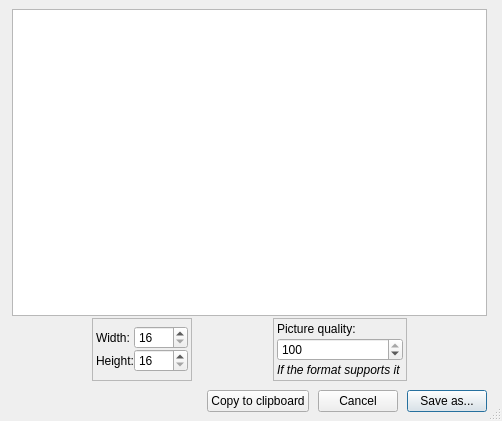
First picture: the form in library/tulip-gui/designer/SnapshotDialog.ui, repository vadivelselvaraj/TulipGLImprovement, before the edit.
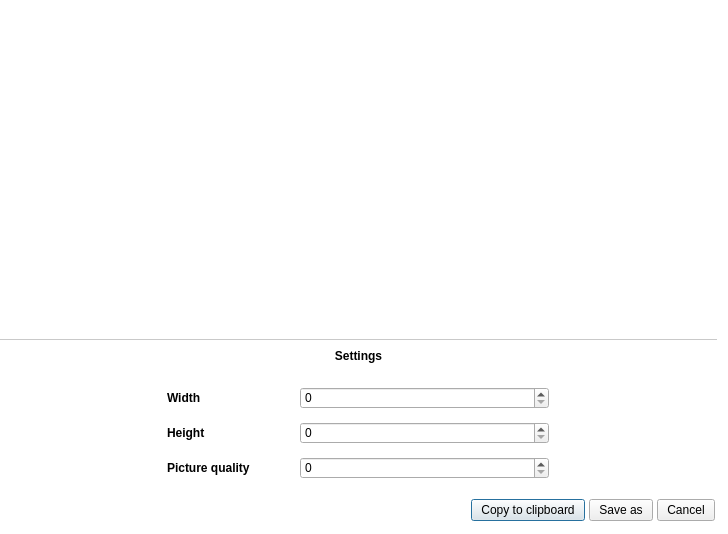
Second picture: the form after the edit. Icons and pictures are not drawn.

Commit message: [ Mantis #0004861 ] Some polish on snapshot dialog UI

```diff
--- a/library/tulip-gui/designer/SnapshotDialog.ui
+++ b/library/tulip-gui/designer/SnapshotDialog.ui
@@ -9,340 +9,320 @@
    <rect>
     <x>0</x>
     <y>0</y>
-    <width>502</width>
-    <height>421</height>
+    <width>728</width>
+    <height>534</height>
    </rect>
   </property>
-  <property name="sizePolicy">
-   <sizepolicy hsizetype="Fixed" vsizetype="Fixed">
-    <horstretch>0</horstretch>
-    <verstretch>0</verstretch>
-   </sizepolicy>
-  </property>
-  <property name="minimumSize">
-   <size>
-    <width>0</width>
-    <height>0</height>
-   </size>
-  </property>
-  <property name="maximumSize">
-   <size>
-    <width>1000</width>
-    <height>1000</height>
-   </size>
-  </property>
   <property name="windowTitle">
    <string>Snapshot</string>
   </property>
-  <property name="sizeGripEnabled">
-   <bool>true</bool>
+  <property name="windowIcon">
+   <iconset resource="../resources/TulipGUIResource.qrc">
+    <normaloff>:/tulip/gui/icons/logo32x32.png</normaloff>:/tulip/gui/icons/logo32x32.png</iconset>
   </property>
-  <property name="modal">
-   <bool>true</bool>
+  <property name="styleSheet">
+   <string notr="true">QPushButton, QComboBox {
+border-image: url(:/tulip/gui/ui/btn_26.png) 4;
+border-width: 4;
+padding: 0px 6px;
+font-size: 12px;
+}
+#SnapshotDialogData{
+background-color:white;
+}
+
+QPushButton::flat {
+border-image: none;
+border-width: 4;
+padding: 0px 6px;
+font-size: 12px;
+background-color: transparent;
+}
+
+QPushButton, QComboBox, QLabel {
+color: black;
+}
+
+QPushButton:hover, QComboBox:hover {
+border-image: url(:/tulip/gui/ui/btn_26_hover.png) 4;
+}
+
+QPushButton:disabled, QComboBox::disabled {
+color:gray;
+}
+
+QPushButton:pressed{
+border-image: url(:/tulip/gui/ui/btn_26_pressed.png) 4;
+}
+
+QPushButton::menu-indicator{
+subcontrol-origin: margin;
+subcontrol-position: center right;
+right: 4px;
+}
+
+QPushButton {
+outline: none;
+margin: 2
+}
+
+QComboBox::down-arrow {
+image: url(:/tulip/gui/ui/combobox_arrow.png);
+}
+
+QComboBox:drop-down {
+subcontrol-origin: padding;
+subcontrol-position: top right;
+border-left-style: none; 
+border-top-right-radius: 1px;
+border-bottom-right-radius: 1px;
+}
+
+QSplitter::handle {
+background-color: #C0C0C0;
+border-width:0px;
+}
+
+QFrame[ bottomFrame = &quot;true&quot; ] * {
+color: white;
+font: bold 11px;
+}
+
+QFrame[ bottomFrame = &quot;true&quot; ] {
+border-top: 1px solid black;
+border-bottom: 1px solid rgba(117,117,117,255);
+border-right: 1px solid rgba(117,117,117,255);
+border-left: 0px;
+background-color: qlineargradient(spread:pad, x1:0, y1:0, x2:, y2:1, 
+stop:0 rgb(75,75,75),
+stop:1 rgb(60, 60, 60));
+}
+
+QFrame[ bottomFrame = &quot;true&quot; ] QPushButton {
+border: 0px;
+border-image: none;
+}
+
+QFrame[ bottomFrame = &quot;true&quot; ] QPushButton:hover {
+border: 0px;
+border-image: none;
+background-color: qlineargradient(spread:pad, x1:0, y1:0, x2:, y2:1, 
+stop:0 rgb(85,85,85),
+stop:1 rgb(70, 70, 70));
+}
+
+QFrame[ bottomFrame = &quot;true&quot; ] QPushButton:pressed, QFrame[ bottomFrame = &quot;true&quot; ] .QPushButton:checked {
+border: 0px;
+border-image: none;
+background-color: qlineargradient(spread:pad, x1:0, y1:0, x2:, y2:1, 
+stop:0 rgb(105,105,105),
+stop:1 rgb(90, 90, 90));
+}
+QAbstractItemView {
+background-color: white;
+}</string>
   </property>
-  <layout class="QGridLayout" name="gridLayout">
-   <property name="leftMargin">
-    <number>3</number>
-   </property>
-   <property name="topMargin">
-    <number>0</number>
-   </property>
-   <property name="rightMargin">
-    <number>6</number>
-   </property>
-   <property name="bottomMargin">
-    <number>0</number>
-   </property>
+  <layout class="QVBoxLayout" name="verticalLayout">
    <property name="spacing">
     <number>0</number>
    </property>
-   <item row="0" column="0">
-    <layout class="QVBoxLayout" name="verticalLayout_5">
-     <property name="spacing">
-      <number>9</number>
+   <property name="leftMargin">
+    <number>0</number>
+   </property>
+   <item>
+    <widget class="QGraphicsView" name="graphicsView">
+     <property name="styleSheet">
+      <string notr="true">QGraphicsView {
+border: 0px;
+border-bottom: 1px solid #C9C9C9;
+}</string>
      </property>
-     <property name="margin">
-      <number>9</number>
+     <property name="frameShape">
+      <enum>QFrame::NoFrame</enum>
      </property>
-     <item>
-      <layout class="QVBoxLayout" name="verticalLayout">
-       <property name="spacing">
-        <number>6</number>
-       </property>
-       <item>
-        <layout class="QHBoxLayout" name="horizontalLayout">
-         <property name="spacing">
-          <number>2</number>
-         </property>
-         <item>
-          <layout class="QVBoxLayout" name="verticalLayout_3">
-           <property name="spacing">
-            <number>2</number>
+    </widget>
+   </item>
+   <item>
+    <widget class="QFrame" name="frame">
+     <property name="styleSheet">
+      <string notr="true">QLabel {
+font: bold;
+}</string>
+     </property>
+     <layout class="QVBoxLayout" name="verticalLayout_2">
+      <property name="spacing">
+       <number>15</number>
+      </property>
+      <item>
+       <widget class="QLabel" name="label_4">
+        <property name="text">
+         <string>Settings</string>
+        </property>
+        <property name="alignment">
+         <set>Qt::AlignCenter</set>
+        </property>
+       </widget>
+      </item>
+      <item>
+       <layout class="QHBoxLayout" name="horizontalLayout_2">
+        <property name="spacing">
+         <number>0</number>
+        </property>
+        <item>
+         <widget class="QFrame" name="formFrame_2">
+          <property name="sizePolicy">
+           <sizepolicy hsizetype="Maximum" vsizetype="Preferred">
+            <horstretch>0</horstretch>
+            <verstretch>0</verstretch>
+           </sizepolicy>
+          </property>
+          <property name="minimumSize">
+           <size>
+            <width>400</width>
+            <height>0</height>
+           </size>
+          </property>
+          <layout class="QFormLayout" name="formLayout_2">
+           <property name="fieldGrowthPolicy">
+            <enum>QFormLayout::ExpandingFieldsGrow</enum>
            </property>
-           <item>
-            <widget class="QGraphicsView" name="graphicsView">
+           <property name="labelAlignment">
+            <set>Qt::AlignLeading|Qt::AlignLeft|Qt::AlignVCenter</set>
+           </property>
+           <property name="horizontalSpacing">
+            <number>50</number>
+           </property>
+           <property name="verticalSpacing">
+            <number>13</number>
+           </property>
+           <item row="0" column="0">
+            <widget class="QLabel" name="label">
+             <property name="text">
+              <string>Width</string>
+             </property>
+            </widget>
+           </item>
+           <item row="0" column="1">
+            <widget class="QSpinBox" name="widthSpinBox">
              <property name="sizePolicy">
-              <sizepolicy hsizetype="Expanding" vsizetype="Expanding">
+              <sizepolicy hsizetype="Expanding" vsizetype="Fixed">
                <horstretch>0</horstretch>
                <verstretch>0</verstretch>
               </sizepolicy>
              </property>
              <property name="minimumSize">
               <size>
-               <width>0</width>
+               <width>80</width>
                <height>0</height>
               </size>
              </property>
              <property name="maximumSize">
               <size>
-               <width>1000</width>
-               <height>1000</height>
+               <width>300</width>
+               <height>16777215</height>
               </size>
              </property>
             </widget>
            </item>
-           <item>
-            <layout class="QVBoxLayout" name="verticalLayout_2">
-             <property name="spacing">
-              <number>2</number>
+           <item row="1" column="1">
+            <widget class="QSpinBox" name="heightSpinBox">
+             <property name="sizePolicy">
+              <sizepolicy hsizetype="Expanding" vsizetype="Fixed">
+               <horstretch>0</horstretch>
+               <verstretch>0</verstretch>
+              </sizepolicy>
              </property>
-             <item>
-              <layout class="QHBoxLayout" name="horizontalLayout_5">
-               <property name="spacing">
-                <number>0</number>
-               </property>
-               <item>
-                <spacer name="horizontalSpacer_3">
-                 <property name="orientation">
-                  <enum>Qt::Horizontal</enum>
-                 </property>
-                 <property name="sizeHint" stdset="0">
-                  <size>
-                   <width>40</width>
-                   <height>20</height>
-                  </size>
-                 </property>
-                </spacer>
-               </item>
-               <item>
-                <widget class="QFrame" name="frame">
-                 <property name="frameShape">
-                  <enum>QFrame::StyledPanel</enum>
-                 </property>
-                 <property name="frameShadow">
-                  <enum>QFrame::Raised</enum>
-                 </property>
-                 <layout class="QGridLayout" name="gridLayout_2">
-                  <property name="margin">
-                   <number>3</number>
-                  </property>
-                  <property name="spacing">
-                   <number>0</number>
-                  </property>
-                  <item row="0" column="0">
-                   <layout class="QHBoxLayout" name="horizontalLayout_6">
-                    <property name="spacing">
-                     <number>2</number>
-                    </property>
-                    <item>
-                     <layout class="QVBoxLayout" name="verticalLayout_4">
-                      <property name="spacing">
-                       <number>0</number>
-                      </property>
-                      <item>
-                       <layout class="QHBoxLayout" name="horizontalLayout_2">
-                        <item>
-                         <widget class="QLabel" name="label">
-                          <property name="text">
-                           <string>Width:</string>
-                          </property>
-                         </widget>
-                        </item>
-                        <item>
-                         <widget class="QSpinBox" name="widthSpinBox">
-                          <property name="minimum">
-                           <number>16</number>
-                          </property>
-                          <property name="maximum">
-                           <number>4192</number>
-                          </property>
-                         </widget>
-                        </item>
-                       </layout>
-                      </item>
-                      <item>
-                       <layout class="QHBoxLayout" name="horizontalLayout_3">
-                        <item>
-                         <widget class="QLabel" name="label_2">
-                          <property name="text">
-                           <string>Height:</string>
-                          </property>
-                         </widget>
-                        </item>
-                        <item>
-                         <widget class="QSpinBox" name="heightSpinBox">
-                          <property name="minimum">
-                           <number>16</number>
-                          </property>
-                          <property name="maximum">
-                           <number>4192</number>
-                          </property>
-                         </widget>
-                        </item>
-                       </layout>
-                      </item>
-                     </layout>
-                    </item>
-                   </layout>
-                  </item>
-                  <item row="0" column="1">
-                   <layout class="QVBoxLayout" name="lockLayout"/>
-                  </item>
-                 </layout>
-                </widget>
-               </item>
-               <item>
-                <spacer name="horizontalSpacer_4">
-                 <property name="orientation">
-                  <enum>Qt::Horizontal</enum>
-                 </property>
-                 <property name="sizeHint" stdset="0">
-                  <size>
-                   <width>40</width>
-                   <height>20</height>
-                  </size>
-                 </property>
-                </spacer>
-               </item>
-               <item>
-                <widget class="QFrame" name="frame_2">
-                 <property name="frameShape">
-                  <enum>QFrame::StyledPanel</enum>
-                 </property>
-                 <property name="frameShadow">
-                  <enum>QFrame::Raised</enum>
-                 </property>
-                 <layout class="QGridLayout" name="gridLayout_3">
-                  <property name="margin">
-                   <number>3</number>
-                  </property>
-                  <property name="spacing">
-                   <number>0</number>
-                  </property>
-                  <item row="1" column="0">
-                   <layout class="QVBoxLayout" name="verticalLayout_6">
-                    <property name="spacing">
-                     <number>2</number>
-                    </property>
-                    <item>
-                     <widget class="QLabel" name="label_4">
-                      <property name="text">
-                       <string>Picture quality:</string>
-                      </property>
-                      <property name="textFormat">
-                       <enum>Qt::AutoText</enum>
-                      </property>
-                     </widget>
-                    </item>
-                    <item>
-                     <widget class="QSpinBox" name="qualitySpinBox">
-                      <property name="maximum">
-                       <number>100</number>
-                      </property>
-                      <property name="value">
-                       <number>100</number>
-                      </property>
-                     </widget>
-                    </item>
-                    <item>
-                     <widget class="QLabel" name="label_5">
-                      <property name="text">
-                       <string>&lt;!DOCTYPE HTML PUBLIC &quot;-//W3C//DTD HTML 4.0//EN&quot; &quot;http://www.w3.org/TR/REC-html40/strict.dtd&quot;&gt;
-&lt;html&gt;&lt;head&gt;&lt;meta name=&quot;qrichtext&quot; content=&quot;1&quot; /&gt;&lt;style type=&quot;text/css&quot;&gt;
-p, li { white-space: pre-wrap; }
-&lt;/style&gt;&lt;/head&gt;&lt;body style=&quot; font-family:'Ubuntu'; font-size:11pt; font-weight:400; font-style:normal;&quot;&gt;
-&lt;p style=&quot; margin-top:0px; margin-bottom:0px; margin-left:0px; margin-right:0px; -qt-block-indent:0; text-indent:0px;&quot;&gt;&lt;span style=&quot; font-size:9pt; font-style:italic;&quot;&gt;If the format supports it &lt;/span&gt;&lt;/p&gt;&lt;/body&gt;&lt;/html&gt;</string>
-                      </property>
-                     </widget>
-                    </item>
-                   </layout>
-                  </item>
-                 </layout>
-                </widget>
-               </item>
-               <item>
-                <spacer name="horizontalSpacer_2">
-                 <property name="orientation">
-                  <enum>Qt::Horizontal</enum>
-                 </property>
-                 <property name="sizeHint" stdset="0">
-                  <size>
-                   <width>40</width>
-                   <height>20</height>
-                  </size>
-                 </property>
-                </spacer>
-               </item>
-              </layout>
-             </item>
-            </layout>
+             <property name="minimumSize">
+              <size>
+               <width>80</width>
+               <height>0</height>
+              </size>
+             </property>
+             <property name="maximumSize">
+              <size>
+               <width>300</width>
+               <height>16777215</height>
+              </size>
+             </property>
+            </widget>
            </item>
-           <item>
-            <layout class="QHBoxLayout" name="horizontalLayout_4">
-             <property name="spacing">
-              <number>2</number>
+           <item row="2" column="0">
+            <widget class="QLabel" name="label_3">
+             <property name="text">
+              <string>Picture quality</string>
              </property>
-            </layout>
+            </widget>
+           </item>
+           <item row="2" column="1">
+            <widget class="QSpinBox" name="qualitySpinBox">
+             <property name="sizePolicy">
+              <sizepolicy hsizetype="Expanding" vsizetype="Fixed">
+               <horstretch>0</horstretch>
+               <verstretch>0</verstretch>
+              </sizepolicy>
+             </property>
+             <property name="maximumSize">
+              <size>
+               <width>300</width>
+               <height>16777215</height>
+              </size>
+             </property>
+            </widget>
+           </item>
+           <item row="1" column="0">
+            <widget class="QLabel" name="label_2">
+             <property name="text">
+              <string>Height</string>
+             </property>
+            </widget>
            </item>
           </layout>
-         </item>
-        </layout>
-       </item>
-      </layout>
+         </widget>
+        </item>
+       </layout>
+      </item>
+     </layout>
+    </widget>
+   </item>
+   <item>
+    <layout class="QHBoxLayout" name="horizontalLayout">
+     <item>
+      <spacer name="horizontalSpacer">
+       <property name="orientation">
+        <enum>Qt::Horizontal</enum>
+       </property>
+       <property name="sizeHint" stdset="0">
+        <size>
+         <width>40</width>
+         <height>20</height>
+        </size>
+       </property>
+      </spacer>
      </item>
      <item>
-      <layout class="QHBoxLayout" name="horizontalLayout_8">
-       <item>
-        <spacer name="horizontalSpacer">
-         <property name="orientation">
-          <enum>Qt::Horizontal</enum>
-         </property>
-         <property name="sizeHint" stdset="0">
-          <size>
-           <width>40</width>
-           <height>20</height>
-          </size>
-         </property>
-        </spacer>
-       </item>
-       <item>
-        <widget class="QPushButton" name="copybutton">
-         <property name="text">
-          <string>Copy to clipboard</string>
-         </property>
-        </widget>
-       </item>
-       <item>
-        <widget class="QPushButton" name="cancelButton">
-         <property name="text">
-          <string>Cancel</string>
-         </property>
-        </widget>
-       </item>
-       <item>
-        <widget class="QPushButton" name="okButton">
-         <property name="enabled">
-          <bool>true</bool>
-         </property>
-         <property name="text">
-          <string>Save as...</string>
-         </property>
-         <property name="default">
-          <bool>true</bool>
-         </property>
-        </widget>
-       </item>
-      </layout>
+      <widget class="QPushButton" name="copybutton">
+       <property name="text">
+        <string>Copy to clipboard</string>
+       </property>
+       <property name="icon">
+        <iconset resource="../resources/TulipGUIResource.qrc">
+         <normaloff>:/tulip/gui/icons/16/clipboard.png</normaloff>:/tulip/gui/icons/16/clipboard.png</iconset>
+       </property>
+      </widget>
+     </item>
+     <item>
+      <widget class="QPushButton" name="okButton">
+       <property name="text">
+        <string>Save as</string>
+       </property>
+      </widget>
+     </item>
+     <item>
+      <widget class="QPushButton" name="cancelButton">
+       <property name="text">
+        <string>Cancel</string>
+       </property>
+      </widget>
      </item>
     </layout>
    </item>
```
Left out of the diff: 25 changed lines with no effect on the pictures. The commit also changes 3 other files.
